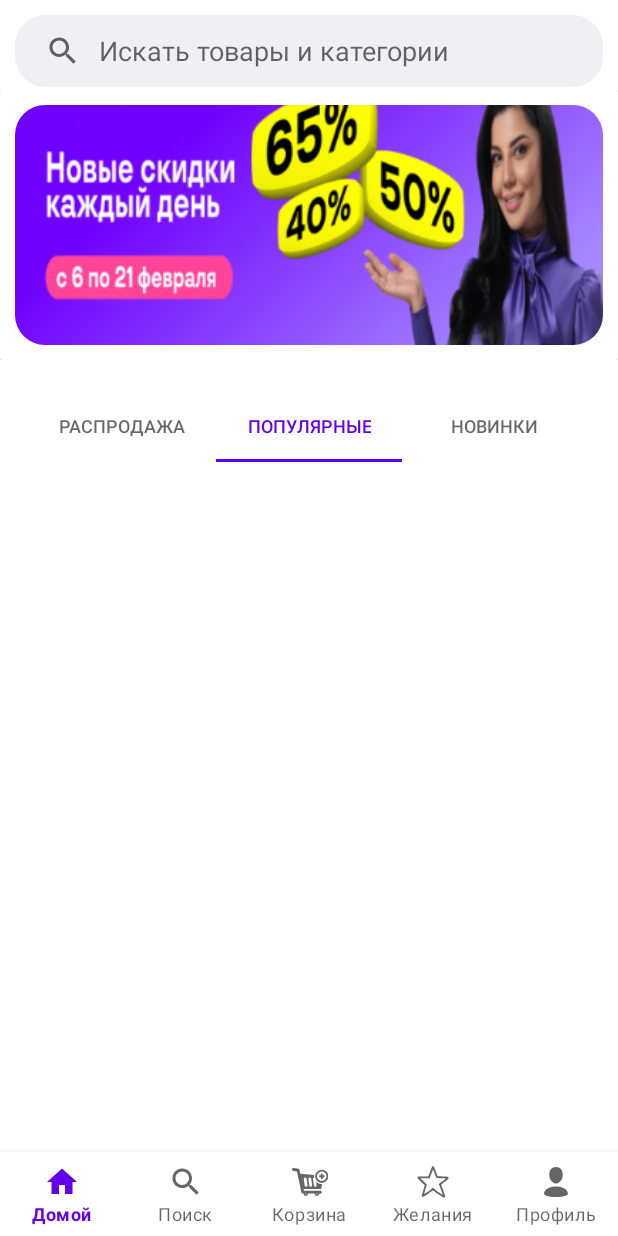
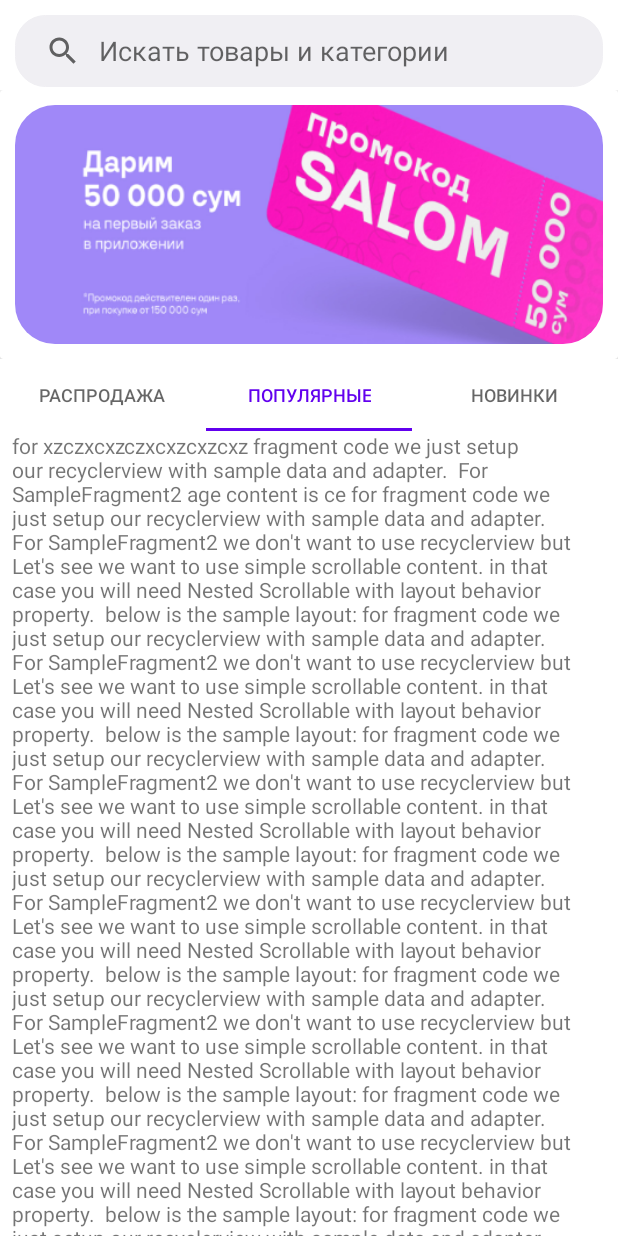
Before and after one commit to SHooKY12/uzumexample, an Android app: the screen it shows after launch (MainPage), tab 2 chosen, on a phone screen of 412 x 824 dp. Run offline under Robolectric (Android 15) with nearby library versions, the phone set to English and light mode, and no system bars.

```diff
--- a/app/build.gradle
+++ b/app/build.gradle
@@ -38,6 +38,7 @@ dependencies {
     implementation 'androidx.appcompat:appcompat:1.4.1'
     implementation 'com.google.android.material:material:1.5.0'
     implementation 'androidx.constraintlayout:constraintlayout:2.1.3'
+    implementation("androidx.swiperefreshlayout:swiperefreshlayout:1.1.0")
     implementation 'io.coil-kt:coil:2.2.0'
     implementation 'com.android.car.ui:car-ui-lib:2.0.0'
     testImplementation 'junit:junit:4.13.2'
--- a/app/src/main/java/com/example/exampleuzum/MainActivity.kt
+++ b/app/src/main/java/com/example/exampleuzum/MainActivity.kt
@@ -10,6 +10,7 @@ import android.view.animation.Animation
 import android.view.animation.AnimationUtils
 import android.widget.ImageView
 import android.widget.ProgressBar
+import androidx.appcompat.app.ActionBarDrawerToggle
 import androidx.appcompat.app.AppCompatActivity
 import androidx.core.widget.NestedScrollView
 
@@ -21,6 +22,7 @@ class MainActivity : AppCompatActivity() {
     override fun onCreate(savedInstanceState: Bundle?) {
         super.onCreate(savedInstanceState)
         setContentView(R.layout.activity_main)
+
         window.setFlags(
             WindowManager.LayoutParams
                 .FLAG_FULLSCREEN, WindowManager.LayoutParams.FLAG_FULLSCREEN
--- a/app/src/main/java/com/example/exampleuzum/MainPage.kt
+++ b/app/src/main/java/com/example/exampleuzum/MainPage.kt
@@ -1,29 +1,57 @@
 package com.example.exampleuzum
 
+import android.R.attr
 import android.annotation.SuppressLint
-import android.graphics.Bitmap
-import androidx.appcompat.app.AppCompatActivity
 import android.os.Bundle
 import android.widget.SearchView
+import android.widget.TableLayout
+import androidx.appcompat.app.AppCompatActivity
 import androidx.recyclerview.widget.LinearLayoutManager
 import androidx.recyclerview.widget.LinearSnapHelper
 import androidx.recyclerview.widget.RecyclerView
-import androidx.recyclerview.widget.RecyclerView.OnFlingListener
-import androidx.recyclerview.widget.SnapHelper
+import androidx.viewpager2.widget.ViewPager2
+import com.google.android.material.tabs.TabLayout
+import com.google.android.material.tabs.TabLayoutMediator
 import dataclassesForUse.ImgForBanner
+import fragmentsPages.FragmentNewestInMainPage
+import fragmentsPages.FragmentSales
+import fragmentsPages.FrangmentPopularInMainPage
+
 
 class MainPage : AppCompatActivity() {
+    // Список фрагментов, используемых в ViewPager2
+    private val tableItems =
+        listOf(
+            FragmentSales.newInstance(),
+            FrangmentPopularInMainPage.newInstance(),
+            FragmentNewestInMainPage.newInstance()
+        )
     private lateinit var recyclerView: RecyclerView
+    // Список названий для каждого таба в TabLayout
+    private var listForTablayoutText = listOf<String>("Распродажа", "Популярные", "Новинки")
+    private lateinit var viewPage2: ViewPager2
+    private lateinit var tableLayoit: com.google.android.material.tabs.TabLayout
     private var imgList = mutableListOf<ImgForBanner>()
+    // Адаптер для RecyclerView с баннерами
     private val adapter = RecylerInMainPageSalesAdapter()
     private lateinit var searchView: SearchView
+
     override fun onCreate(savedInstanceState: Bundle?) {
         super.onCreate(savedInstanceState)
         setContentView(R.layout.activity_main_page)
+
+        // Добавления картинов в список для баннера
+        initArrayImgs()
+        // Инициализация RecyclerView для баннеров
         recyclerView = findViewById(R.id.rvBanners)
-        initArrayImgs()
         adapter.setImages(imgList)
         bindRecycler()
+
+        // Инициализация ViewPager2 и TabLayout
+        viewPage2 = findViewById(R.id.placeHolder)
+        tableLayoit = findViewById(R.id.tableLayoutInMainPage)
+        initTablayout()
+        // Инициализация SearchView
         searchView = findViewById(R.id.SearchViewInMainPage)
         searchView.isFocusable = false
         searchView.setOnQueryTextFocusChangeListener { v, hasFocus ->
@@ -33,35 +61,45 @@ class MainPage : AppCompatActivity() {
                 searchView.setBackgroundResource(R.drawable.searchview_background)
             }
         }
+    }
+    // Инициализация TabLayout и ViewPager2
+    private fun initTablayout() {
+        // Создание адаптера для ViewPager2
+        val adapterTabl = TableLayoutAdapter(this, tableItems)
+        viewPage2.adapter = adapterTabl
 
+        // Установка настроек TabLayout
+        tableLayoit.tabGravity = TabLayout.GRAVITY_FILL
+
+        // Привязка TabLayout к ViewPager2
+        TabLayoutMediator(tableLayoit, viewPage2) { tab, pos ->
+            tab.text = listForTablayoutText[pos]
+        }.attach()
     }
 
+    // Привязка RecyclerView для баннеров
     private fun bindRecycler() {
-        recyclerView.layoutManager = LinearLayoutManager(this,LinearLayoutManager.HORIZONTAL,false)
+        recyclerView.layoutManager =
+            LinearLayoutManager(this, LinearLayoutManager.HORIZONTAL, false)
         recyclerView.adapter = adapter
+
+        // Установка LinearSnapHelper для плавной прокрутки баннеров
         val snapHelper = LinearSnapHelper()
         snapHelper.attachToRecyclerView(recyclerView)
 
-        recyclerView.onFlingListener = (object: RecyclerView.OnFlingListener(){
+        // Установка onFlingListener для плавной прокрутки баннеров
+        recyclerView.onFlingListener = (object : RecyclerView.OnFlingListener() {
             override fun onFling(velocityX: Int, velocityY: Int): Boolean {
-                recyclerView.smoothScrollBy(5,0)
-               return true
+                recyclerView.smoothScrollBy(5, 0)
+                return true
             }
         })
     }
-
-
-//        recyclerView.addOnScrollListener()
-
-
-
-
-
+    // Инициализация списка изображений для баннеров
     @SuppressLint("UseCompatLoadingForDrawables")
     private fun initArrayImgs() {
-
         imgList.add(ImgForBanner(resources.getDrawable(R.drawable.img1), "img1"))
-        imgList.add(ImgForBanner(resources.getDrawable(R.drawable.img6), "img2"))
+        imgList.add(ImgForBanner(resources.getDrawable(R.drawable.img2), "img2"))
         imgList.add(ImgForBanner(resources.getDrawable(R.drawable.img3), "img3"))
         imgList.add(ImgForBanner(resources.getDrawable(R.drawable.img4), "img4"))
         imgList.add(ImgForBanner(resources.getDrawable(R.drawable.img5), "img5"))
--- a/app/src/main/java/com/example/exampleuzum/RecylerInMainPageSalesAdapter.kt
+++ b/app/src/main/java/com/example/exampleuzum/RecylerInMainPageSalesAdapter.kt
@@ -42,8 +42,8 @@ class RecylerInMainPageSalesAdapter :
         fun onBind(model: ImgForBanner, int: Int) {
 //            imageView.setImageDrawable(model.imgDrawable)
             imageView.load(model.imgDrawable) {
-                scale(Scale.FIT)
-                transformations(RoundedCornersTransformation(16f))
+                scale(Scale.FILL)
+                transformations(RoundedCornersTransformation(40f))
             }
 
         }
--- /dev/null
+++ b/app/src/main/java/com/example/exampleuzum/TableLayoutAdapter.kt
@@ -0,0 +1,15 @@
+package com.example.exampleuzum
+
+import androidx.fragment.app.Fragment
+import androidx.fragment.app.FragmentActivity
+import androidx.viewpager2.adapter.FragmentStateAdapter
+
+class TableLayoutAdapter(fa: FragmentActivity, private val list: List<Fragment>): FragmentStateAdapter(fa) {
+    override fun getItemCount(): Int {
+     return  list.size
+    }
+
+    override fun createFragment(position: Int): Fragment {
+        return list[position]
+    }
+}
--- /dev/null
+++ b/app/src/main/java/fragmentsPages/FragmentNewestInMainPage.kt
@@ -0,0 +1,20 @@
+package fragmentsPages
+
+import android.os.Bundle
+import androidx.fragment.app.Fragment
+import android.view.LayoutInflater
+import android.view.View
+import android.view.ViewGroup
+import com.example.exampleuzum.R
+
+class FragmentNewestInMainPage : Fragment(R.layout.fragment_newest_in_main_page) {
+
+    override fun onViewCreated(view: View, savedInstanceState: Bundle?) {
+        super.onViewCreated(view, savedInstanceState)
+    }
+    companion object {
+        fun newInstance(): FragmentNewestInMainPage {
+        return FragmentNewestInMainPage()
+        }
+    }
+}
--- /dev/null
+++ b/app/src/main/java/fragmentsPages/FragmentSales.kt
@@ -0,0 +1,30 @@
+package fragmentsPages
+
+import android.os.Bundle
+import androidx.fragment.app.Fragment
+import android.view.LayoutInflater
+import android.view.View
+import android.view.ViewGroup
+import android.widget.TextView
+import com.example.exampleuzum.R
+
+
+class FragmentSales : Fragment(R.layout.fragment_sales) {
+
+    override fun onViewCreated(view: View, savedInstanceState: Bundle?) {
+        super.onViewCreated(view, savedInstanceState)
+        initView(view)
+    }
+
+    private fun initView(view: View) {
+        val textView = view.findViewById<TextView>(R.id.salesTextView)
+
+    }
+
+    companion object {
+        fun newInstance(): FragmentSales {
+            return  FragmentSales()
+        }
+
+    }
+}
--- /dev/null
+++ b/app/src/main/java/fragmentsPages/FrangmentPopularInMainPage.kt
@@ -0,0 +1,37 @@
+package fragmentsPages
+
+import android.os.Bundle
+import androidx.fragment.app.Fragment
+import android.view.View
+import android.view.ViewTreeObserver
+import androidx.core.view.doOnPreDraw
+import com.example.exampleuzum.R
+import com.google.android.material.tabs.TabLayout
+
+class FrangmentPopularInMainPage : Fragment(R.layout.fragment_frangment_popular_in_main_page) {
+    private var height = 0;
+
+    override fun onViewCreated(view: View, savedInstanceState: Bundle?) {
+        super.onViewCreated(view, savedInstanceState)
+        val observer = view.viewTreeObserver
+//        val tabLayout = requireActivity().findViewById<TabLayout>(R.id.tableLayoutInMainPage)
+//         view.doOnPreDraw { tabLayout.layoutParams.height = view.height }
+        //        observer.addOnGlobalLayoutListener(object : ViewTreeObserver.OnGlobalLayoutListener{
+//        override fun onGlobalLayout() {
+//            height = view.height
+//            tabLayout?.layoutParams?.height = height
+//            observer?.removeOnGlobalLayoutListener(this)
+//        }
+//    })
+    }
+
+    companion object {
+        fun newInstance(): FrangmentPopularInMainPage {
+            return FrangmentPopularInMainPage()
+        }
+    }
+
+    fun getHeight(): Int {
+        return height
+    }
+}
--- a/app/src/main/res/layout/activity_main_page.xml
+++ b/app/src/main/res/layout/activity_main_page.xml
@@ -7,32 +7,37 @@
     android:background="@color/white"
     tools:context=".MainPage">
 
+    <!-- AppBarLayout -->
     <com.google.android.material.appbar.AppBarLayout
         android:id="@+id/appBar"
+        style="@style/MyAppBarLayoutStyle"
         android:layout_width="match_parent"
-        style="@style/MyAppBarLayoutStyle"
-        android:layout_height="240dp"
+        android:layout_height="wrap_content"
         android:fitsSystemWindows="true">
 
+        <!-- CollapsingToolbarLayout -->
         <com.google.android.material.appbar.CollapsingToolbarLayout
             android:layout_width="match_parent"
             android:layout_height="match_parent"
             android:fitsSystemWindows="true"
             app:contentScrim="#FFFFFF"
-            app:layout_scrollFlags="scroll|exitUntilCollapsed|enterAlways">
+            app:layout_scrollFlags="scroll|snap|exitUntilCollapsed">
 
+            <!-- RecyclerView для баннеров -->
             <androidx.recyclerview.widget.RecyclerView
                 android:id="@+id/rvBanners"
-                android:layout_marginTop="60dp"
                 android:layout_width="match_parent"
                 android:layout_height="wrap_content"
+                android:layout_marginTop="60dp"
                 tools:ignore="MissingConstraints" />
 
-                        <androidx.appcompat.widget.Toolbar
-                            android:layout_width="match_parent"
-                            android:layout_height="?attr/actionBarSize"
-                            app:titleTextColor="@color/white" />
+            <!-- Toolbar -->
+            <androidx.appcompat.widget.Toolbar
+                android:layout_width="match_parent"
+                android:layout_height="?attr/actionBarSize"
+                app:titleTextColor="@color/white" />
 
+            <!-- Поле для поиска -->
             <SearchView
                 android:id="@+id/SearchViewInMainPage"
                 android:layout_width="match_parent"
@@ -46,47 +51,52 @@
                 android:queryBackground="@android:color/transparent"
                 android:queryHint="@string/searchHint"
                 app:layout_collapseMode="pin"
-                app:titleTextColor="@color/white"/>
+                app:titleTextColor="@color/white" />
+        </com.google.android.material.appbar.CollapsingToolbarLayout>
 
-        </com.google.android.material.appbar.CollapsingToolbarLayout>
-    </com.google.android.material.appbar.AppBarLayout>
+        <!-- TabLayout -->
+        <com.google.android.material.tabs.TabLayout
+            android:id="@+id/tableLayoutInMainPage"
+            android:layout_width="match_parent"
+            android:layout_height="wrap_content"
+            app:layout_behavior="@string/appbar_scrolling_view_behavior"
+            app:tabTextAppearance="@style/MyTabLayoutTextAppearance">
 
-    <androidx.core.widget.NestedScrollView
-        android:layout_width="match_parent"
-        android:layout_height="490dp"
-        android:padding="20dp"
-        app:layout_behavior="com.google.android.material.appbar.AppBarLayout$ScrollingViewBehavior">
-
-        <com.google.android.material.tabs.TabLayout
-            android:layout_width="match_parent"
-            app:tabTextAppearance="@style/MyTabLayoutTextAppearance"
-            android:layout_height="wrap_content">
-
+            <!-- Элементы TabLayout -->
             <com.google.android.material.tabs.TabItem
-                android:layout_width="wrap_content"
+                android:layout_width="match_parent"
                 android:layout_height="wrap_content"
-
                 android:text="@string/navBottomSale" />
 
             <com.google.android.material.tabs.TabItem
-                android:layout_width="wrap_content"
+                android:layout_width="match_parent"
                 android:layout_height="wrap_content"
                 android:text="@string/navBottomPopular" />
 
             <com.google.android.material.tabs.TabItem
-                android:layout_width="wrap_content"
+                android:layout_width="match_parent"
                 android:layout_height="wrap_content"
                 android:text="@string/navBottomNewest" />
 
         </com.google.android.material.tabs.TabLayout>
-    </androidx.core.widget.NestedScrollView>
 
-        <com.google.android.material.bottomnavigation.BottomNavigationView
-            android:id="@+id/bottom_navigation_view"
-            android:layout_width="match_parent"
-            android:layout_height="wrap_content"
-            app:labelVisibilityMode="labeled"
-            android:layout_gravity="bottom"
-            app:menu="@menu/bottomnavigationviewmenu" />
+    </com.google.android.material.appbar.AppBarLayout>
+
+    <!-- ViewPager2 -->
+    <androidx.viewpager2.widget.ViewPager2
+                android:id="@+id/placeHolder"
+                android:layout_width="match_parent"
+                android:layout_height="match_parent"
+               app:layout_behavior="@string/appbar_scrolling_view_behavior"
+                android:layout_below="@id/tableLayoutInMainPage" />
+
+              <!-- BottomNavigationView -->
+<!--            <com.google.android.material.bottomnavigation.BottomNavigationView-->
+<!--                android:id="@+id/bottom_navigation_view"-->
+<!--                android:layout_width="match_parent"-->
+<!--                android:layout_height="wrap_content"-->
+<!--                android:layout_gravity="bottom"-->
+<!--                app:labelVisibilityMode="labeled"-->
+<!--                app:menu="@menu/bottomnavigationviewmenu" />-->
 
 </androidx.coordinatorlayout.widget.CoordinatorLayout>
--- /dev/null
+++ b/app/src/main/res/layout/fragment_frangment_popular_in_main_page.xml
@@ -0,0 +1,79 @@
+<?xml version="1.0" encoding="utf-8"?>
+<androidx.core.widget.NestedScrollView xmlns:android="http://schemas.android.com/apk/res/android"
+    xmlns:app="http://schemas.android.com/apk/res-auto"
+    android:layout_width="match_parent"
+    app:layout_behavior="@string/appbar_scrolling_view_behavior"
+    android:layout_height="match_parent">
+
+    <androidx.constraintlayout.widget.ConstraintLayout
+        android:layout_width="match_parent"
+        android:layout_height="wrap_content"
+        app:layout_behavior="@string/appbar_scrolling_view_behavior">
+
+        <TextView
+
+            android:layout_width="match_parent"
+            android:layout_height="wrap_content"
+            android:layout_marginStart="8dp"
+            android:text="for xzczxcxzczxcxzcxzcxz fragment code we just setup our recyclerview with sample data and adapter.
+
+For SampleFragment2 age content is ce for fragment code we just setup our recyclerview with sample data and adapter.
+
+For SampleFragment2 we don't want to use recyclerview but Let's see we want to use simple scrollable content. in that case you will need Nested Scrollable with layout behavior property.
+
+below is the sample layout: for fragment code we just setup our recyclerview with sample data and adapter.
+
+For SampleFragment2 we don't want to use recyclerview but Let's see we want to use simple scrollable content. in that case you will need Nested Scrollable with layout behavior property.
+
+below is the sample layout: for fragment code we just setup our recyclerview with sample data and adapter.
+
+For SampleFragment2 we don't want to use recyclerview but Let's see we want to use simple scrollable content. in that case you will need Nested Scrollable with layout behavior property.
+
+below is the sample layout: for fragment code we just setup our recyclerview with sample data and adapter.
+
+For SampleFragment2 we don't want to use recyclerview but Let's see we want to use simple scrollable content. in that case you will need Nested Scrollable with layout behavior property.
+
+below is the sample layout: for fragment code we just setup our recyclerview with sample data and adapter.
+
+For SampleFragment2 we don't want to use recyclerview but Let's see we want to use simple scrollable content. in that case you will need Nested Scrollable with layout behavior property.
+
+below is the sample layout: for fragment code we just setup our recyclerview with sample data and adapter.
+
+For SampleFragment2 we don't want to use recyclerview but Let's see we want to use simple scrollable content. in that case you will need Nested Scrollable with layout behavior property.
+
+below is the sample layout: for fragment code we just setup our recyclerview with sample data and adapter.
+
+For SampleFragment2 we don't want to use recyclerview but Let's see we want to use simple scrollable content. in that case you will need Nested Scrollable with layout behavior property.
+
+below is the sample layout: for fragment code we just setup our recyclerview with sample data and adapter.
+
+For SampleFragment2 we don't want to use recyclerview but Let's see we want to use simple scrollable content. in that case you will need Nested Scrollable with layout behavior property.
+
+below is the sample layout: for fragment code we just setup our recyclerview with sample data and adapter.
+
+For SampleFragment2 we don't want to use recyclerview but Let's see we want to use simple scrollable content. in that case you will need Nested Scrollable with layout behavior property.
+
+below is the sample layout: for fragment code we just setup our recyclerview with sample data and adapter.
+
+For SampleFragment2 we don't want to use recyclerview but Let's see we want to use simple scrollable content. in that case you will need Nested Scrollable with layout behavior property.
+
+below is the sample layout: for fragment code we just setup our recyclerview with sample data and adapter.
+
+For SampleFragment2 we don't want to use recyclerview but Let's see we want to use simple scrollable content. in that case you will need Nested Scrollable with layout behavior property.
+
+below is the sample layout: for fragment code we just setup our recyclerview with sample data and adapter.
+
+For SampleFragment2 we don't want to use recyclerview but Let's see we want to use simple scrollable content. in that case you will need Nested Scrollable with layout behavior property.
+
+below is the sample layout: for fragment code we just setup our recyclerview with sample data and adapter.
+
+For SampleFragment2 we don't want to use recyclerview but Let's see we want to use simple scrollable content. in that case you will need Nested Scrollable with layout behavior property.
+
+below is the sample layout:nter aligned. but when its expanded/ collapse state content doesn't look center aligned when expanded state haven't found proper solution to have message center aligned in both expand/collapse state."
+            app:layout_constraintBottom_toBottomOf="parent"
+            app:layout_constraintEnd_toEndOf="parent"
+            app:layout_constraintStart_toStartOf="parent"
+            app:layout_constraintTop_toTopOf="parent" />
+
+    </androidx.constraintlayout.widget.ConstraintLayout>
+</androidx.core.widget.NestedScrollView>
--- /dev/null
+++ b/app/src/main/res/layout/fragment_newest_in_main_page.xml
@@ -0,0 +1,18 @@
+<FrameLayout xmlns:android="http://schemas.android.com/apk/res/android"
+    xmlns:tools="http://schemas.android.com/tools"
+    android:layout_width="match_parent"
+    android:layout_height="match_parent"
+    tools:context="fragmentsPages.FragmentNewestInMainPage">
+
+    <!-- TODO: Update blank fragment layout -->
+    <TextView
+        android:id="@+id/newestTextView"
+        android:layout_gravity="center"
+        android:layout_width="match_parent"
+        android:layout_marginStart="60dp"
+        android:textColor="@color/black"
+        android:text="Hello From Fragment 3"
+        android:textStyle="bold"
+        android:layout_height="wrap_content" />
+
+</FrameLayout>
--- /dev/null
+++ b/app/src/main/res/layout/fragment_sales.xml
@@ -0,0 +1,16 @@
+<FrameLayout xmlns:android="http://schemas.android.com/apk/res/android"
+    xmlns:tools="http://schemas.android.com/tools"
+    android:layout_width="match_parent"
+    android:layout_height="match_parent"
+    tools:context="fragmentsPages.FragmentSales">
+
+    <!-- TODO: Update blank fragment layout -->
+    <TextView
+        android:id="@+id/salesTextView"
+        android:layout_width="match_parent"
+        android:textColor="@color/black"
+        android:text="Hello From Fragment 1"
+        android:textStyle="bold"
+        android:layout_height="wrap_content" />
+
+</FrameLayout>
--- a/app/src/main/res/layout/recyler_view_in_main_page_sales.xml
+++ b/app/src/main/res/layout/recyler_view_in_main_page_sales.xml
@@ -12,6 +12,7 @@
             android:adjustViewBounds="true"
             android:scaleType="centerCrop"
             android:layout_margin="10dp"
+            app:layout_collapseMode="parallax"
             tools:src="@drawable/img6"
             app:shapeAppearanceOverlay="@style/roundImageVIEW"/>
 
--- a/app/src/main/res/values/strings.xml
+++ b/app/src/main/res/values/strings.xml
@@ -9,4 +9,6 @@
     <string name="menuIconHome">Домой</string>
     <string name="menuIconWish">Желания</string>
     <string name="menuIconBasket">Корзина</string>
+    <!-- TODO: Remove or change this placeholder text -->
+    <string name="hello_blank_fragment">Hello From Fragment 2 </string>
 </resources>
--- a/app/src/main/res/values/styles.xml
+++ b/app/src/main/res/values/styles.xml
@@ -7,7 +7,7 @@
 
     <style name="roundImageVIEW">
         <item name="cornerFamily">rounded</item>
-        <item name="cornerSize">20dp</item>
+        <item name="cornerSize">4dp</item>
         <item name="color">@color/white</item>
     </style>
     <style name="MyTabLayoutTextAppearance" parent="TextAppearance.Design.Tab">
```
Also changed, not shown: app/src/main/res/drawable-xxxhdpi/img1.jpg, app/src/main/res/drawable-xxxhdpi/img2.jpg, app/src/main/res/drawable-xxxhdpi/img3.jpg, app/src/main/res/drawable-xxxhdpi/img6.jpg (deleted).
